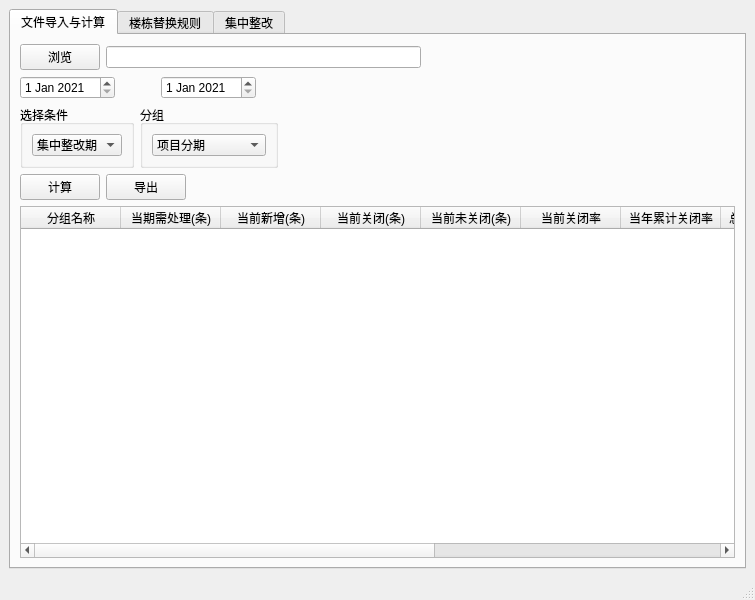
This is second.ui in goblincc/pythonUI as Qt 5 draws it before an edit. The edited form follows.
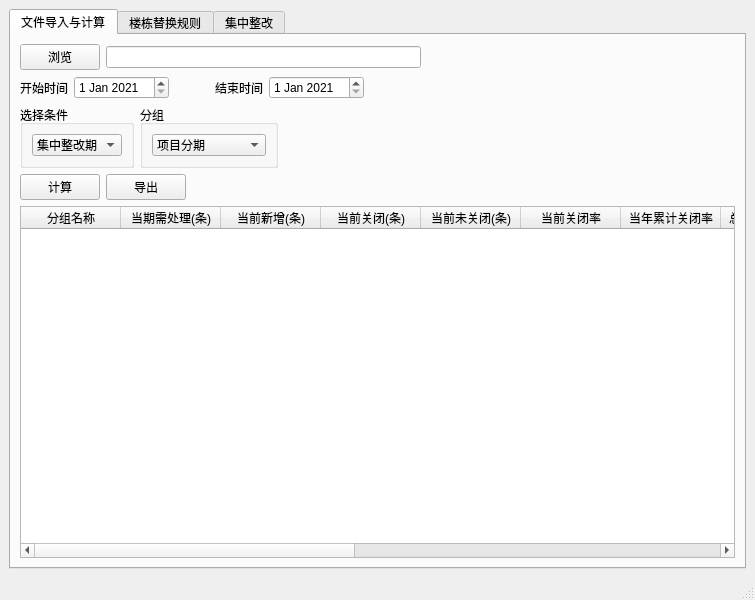
This is the edited form.

What changed in the file:
```diff
--- a/second.ui
+++ b/second.ui
@@ -59,6 +59,13 @@
           </item>
           <item>
            <layout class="QHBoxLayout" name="horizontalLayout_2">
+            <item>
+             <widget class="QLabel" name="label_3">
+              <property name="text">
+               <string>开始时间</string>
+              </property>
+             </widget>
+            </item>
             <item>
              <widget class="QDateEdit" name="dateStart">
               <property name="dateTime">
@@ -89,6 +96,13 @@
               </property>
              </spacer>
             </item>
+            <item>
+             <widget class="QLabel" name="label_4">
+              <property name="text">
+               <string>结束时间</string>
+              </property>
+             </widget>
+            </item>
             <item>
              <widget class="QDateEdit" name="dateEnd">
               <property name="dateTime">
@@ -300,6 +314,21 @@
               <string>当期响应及时率</string>
              </property>
             </column>
+            <column>
+             <property name="text">
+              <string>当期响应及时工单</string>
+             </property>
+            </column>
+            <column>
+             <property name="text">
+              <string>当期上门及时工单</string>
+             </property>
+            </column>
+            <column>
+             <property name="text">
+              <string>当期施工及时完成工单</string>
+             </property>
+            </column>
            </widget>
           </item>
          </layout>
```
Left out of the diff: 2 changed lines with no effect on the pictures.
